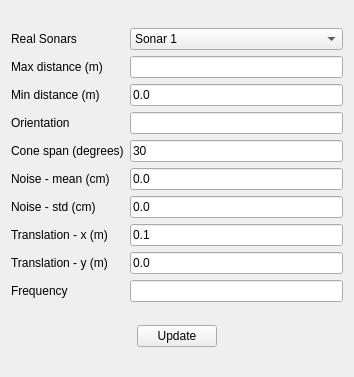
Above: stdr_gui/ui/sonarProperties.ui from stdr-simulator-ros-pkg/stdr_simulator before the change. Below: the same form after it.
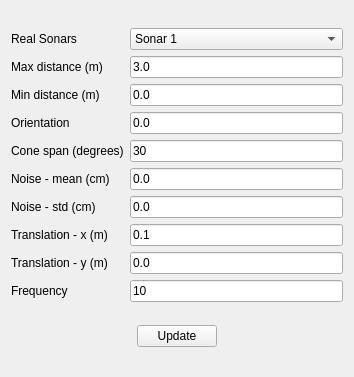
That is the form after the change.

Commit message: Fixed sonar functionality in GUI

Diff of the .ui file:
```diff
--- a/stdr_gui/ui/sonarProperties.ui
+++ b/stdr_gui/ui/sonarProperties.ui
@@ -24,7 +24,11 @@
       </widget>
      </item>
      <item row="1" column="1">
-      <widget class="QLineEdit" name="sonarMaxDistance"/>
+      <widget class="QLineEdit" name="sonarMaxDistance">
+       <property name="text">
+        <string>3.0</string>
+       </property>
+      </widget>
      </item>
      <item row="2" column="1">
       <widget class="QLineEdit" name="sonarMinDistance">
@@ -149,7 +153,11 @@
       </widget>
      </item>
      <item row="3" column="1">
-      <widget class="QLineEdit" name="sonarOrientation"/>
+      <widget class="QLineEdit" name="sonarOrientation">
+       <property name="text">
+        <string>0.0</string>
+       </property>
+      </widget>
      </item>
      <item row="9" column="0">
       <widget class="QLabel" name="label_4">
@@ -159,7 +167,11 @@
       </widget>
      </item>
      <item row="9" column="1">
-      <widget class="QLineEdit" name="sonarFrequency"/>
+      <widget class="QLineEdit" name="sonarFrequency">
+       <property name="text">
+        <string>10</string>
+       </property>
+      </widget>
      </item>
     </layout>
    </item>
```
The commit also changes 7 other files.
